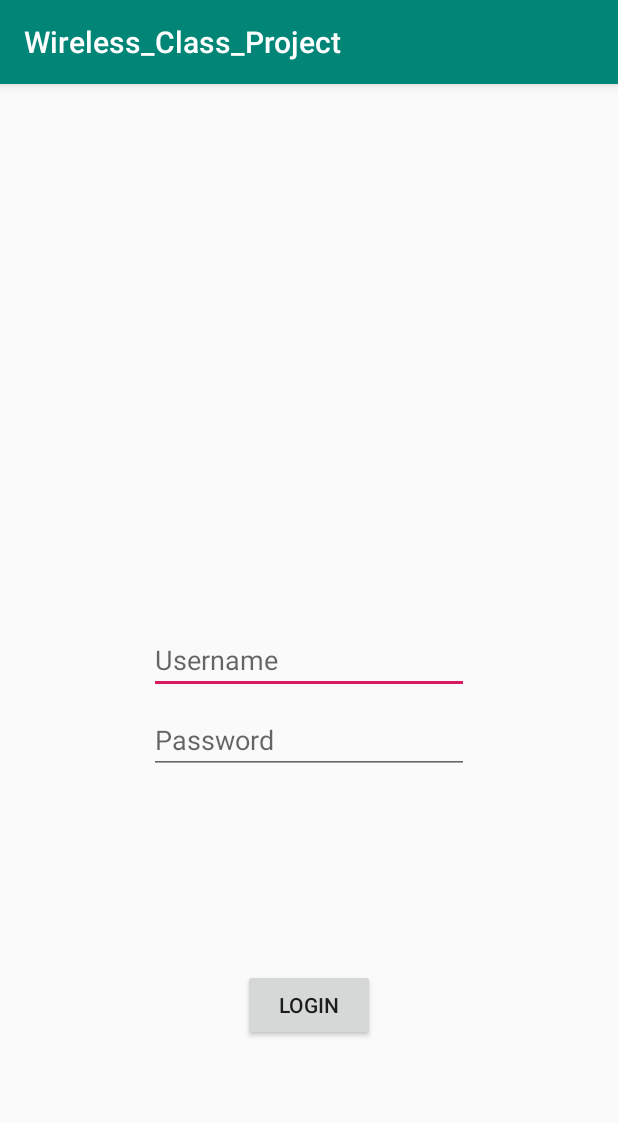
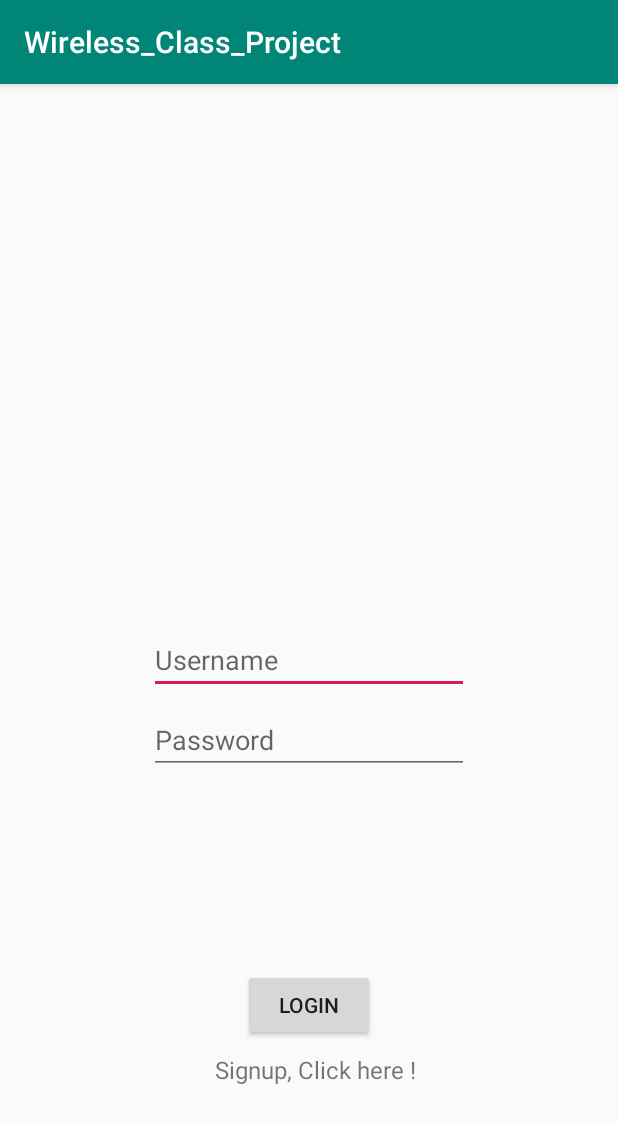
Before and after one commit to Phancisth/Wireless_Class_Project, an Android app: the screen it shows after launch (MainActivity), on a phone screen of 412 x 824 dp. Shown: the top 1123 px of the screen. Run offline under Robolectric (Android 15) with nearby library versions, the phone set to English and light mode, and no system bars.

Commit message:
Patched Signup, Page is now usable//Users can signup and have accounts

```diff
--- a/app/src/main/AndroidManifest.xml
+++ b/app/src/main/AndroidManifest.xml
@@ -1,7 +1,7 @@
 <?xml version="1.0" encoding="utf-8"?>
 <manifest xmlns:android="http://schemas.android.com/apk/res/android"
     package="com.example.wireless_class_project">
-
+    <uses-permission android:name="android.permission.INTERNET" />
     <application
         android:allowBackup="true"
         android:icon="@mipmap/ic_launcher"
--- a/app/src/main/java/com/example/wireless_class_project/MainActivity.java
+++ b/app/src/main/java/com/example/wireless_class_project/MainActivity.java
@@ -7,6 +7,8 @@ import android.view.View;
 import android.widget.Button;
 import android.widget.EditText;
 
+import com.google.firebase.FirebaseApp;
+
 import org.w3c.dom.Text;
 
 public class MainActivity extends AppCompatActivity {
@@ -15,6 +17,7 @@ public class MainActivity extends AppCompatActivity {
 
     @Override
     protected void onCreate(Bundle savedInstanceState) {
+        FirebaseApp.initializeApp(this);
         super.onCreate(savedInstanceState);
         setContentView(R.layout.activity_main);
 
@@ -28,5 +31,10 @@ public class MainActivity extends AppCompatActivity {
         Intent intent   = new Intent(this, HomePage.class);
         startActivity(intent);
     }
+    public void Signup(View view)
+    {
+        Intent intent   = new Intent(this, SignUp.class);
+        startActivity(intent);
+    }
 
 }
--- a/app/src/main/res/layout/activity_main.xml
+++ b/app/src/main/res/layout/activity_main.xml
@@ -50,4 +50,19 @@
         app:layout_constraintEnd_toEndOf="parent"
         app:layout_constraintStart_toStartOf="parent"
         app:layout_constraintTop_toBottomOf="@+id/Login_Password" />
+
+    <TextView
+        android:id="@+id/Login_Signup"
+        android:layout_width="fill_parent"
+        android:layout_height="wrap_content"
+        android:layout_marginStart="8dp"
+        android:layout_marginTop="8dp"
+        android:gravity="center"
+        android:text="@string/SignUpButton"
+        android:onClick="Signup"
+        android:textSize="16dip"
+        app:layout_constraintEnd_toEndOf="parent"
+        app:layout_constraintStart_toStartOf="parent"
+        app:layout_constraintTop_toBottomOf="@+id/Login_Button" />
+
 </android.support.constraint.ConstraintLayout>
--- a/app/src/main/res/layout/activity_sign_up.xml
+++ b/app/src/main/res/layout/activity_sign_up.xml
@@ -48,6 +48,7 @@
             android:layout_height="wrap_content"
             android:layout_marginTop="24dp"
             android:layout_marginBottom="24dp"
+            android:onClick="SignupButton"
             android:padding="12dp"
             android:text="Create Account" />
 
@@ -57,6 +58,7 @@
             android:layout_height="wrap_content"
             android:layout_marginBottom="24dp"
             android:gravity="center"
+            android:onClick="Logout"
             android:text="Already a member? Login"
             android:textSize="16dip" />
 
--- a/app/src/main/res/values/strings.xml
+++ b/app/src/main/res/values/strings.xml
@@ -8,4 +8,5 @@
     <string name="grade_input_button">Grade Input</string>
     <string name="track_quiz_button">Track Questionnaire</string>
     <string name="logout_button">Logout</string>
+    <string name="SignUpButton">Signup, Click here !</string>
 </resources>
--- a/build.gradle
+++ b/build.gradle
@@ -7,7 +7,7 @@ buildscript {
 
     }
     dependencies {
-        classpath 'com.google.gms:google-services:4.1.0'
+        classpath 'com.google.gms:google-services:4.2.0'
         classpath 'com.android.tools.build:gradle:3.3.2'
 
         // NOTE: Do not place your application dependencies here; they belong
```
Also changed, not shown: app/src/main/java/com/example/wireless_class_project/SignUp.java (+18 -6 lines).
